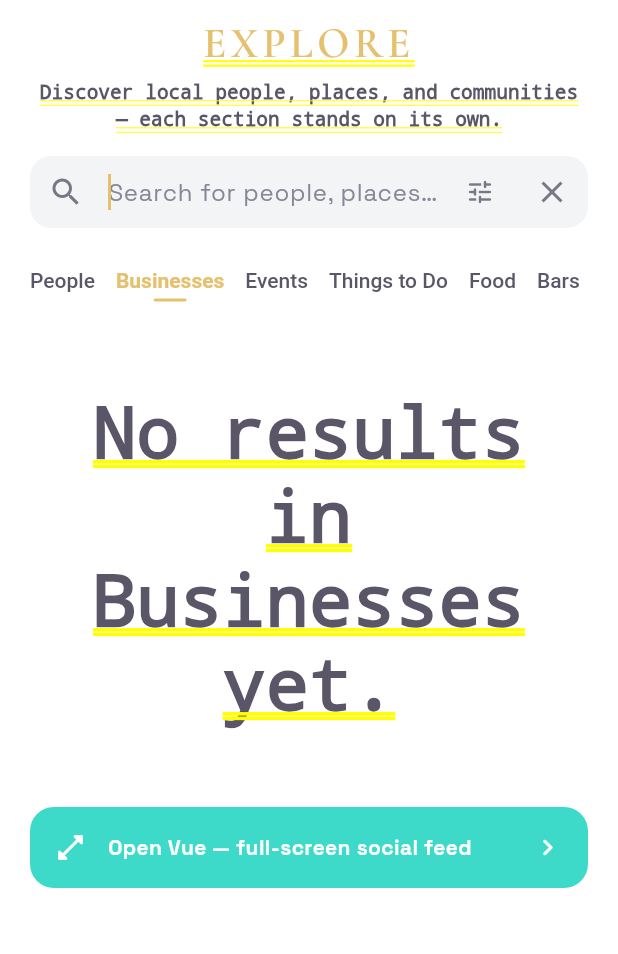
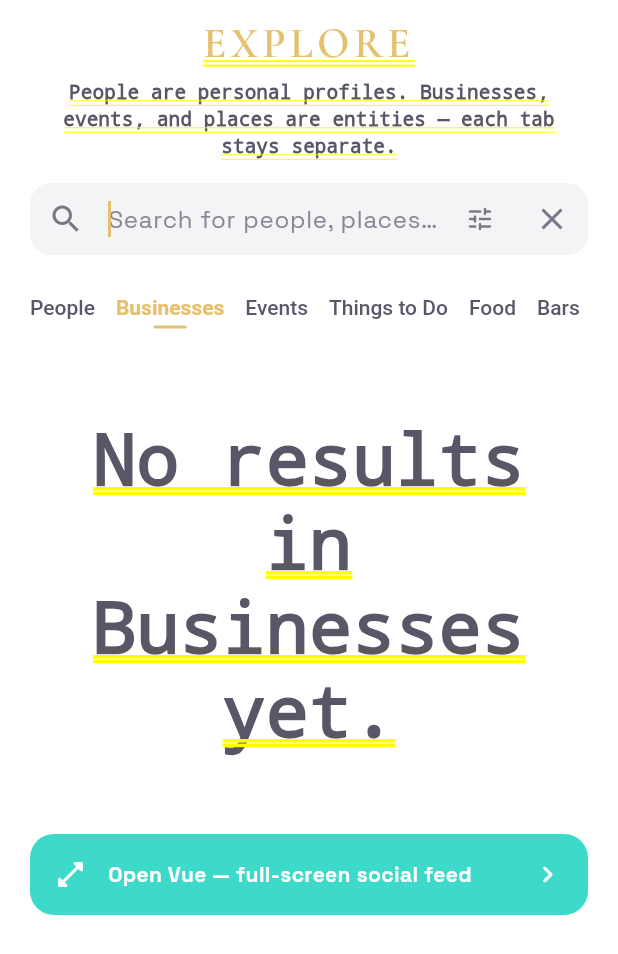
Before and after one commit to hkendale16-create/Firstvue, a Flutter app: the ExploreScreen screen opened directly, after a tap on the "search" icon, after a tap on "Businesses", on a phone screen of 412 x 824 dp. Shown: the top 954 px of the screen. Run offline on Flutter 3.47's test engine with Material 3 defaults, Android fonts, the phone set to English and light mode, and no system bars; our stand-ins replace app_links, audioplayers, flutter_local_notifications, geolocator, image_picker, share_plus and 5 more; missing offline and left inert: cryptography, dart:html, flutter_webrtc; accounts and stored records are empty; project files that could hold a hidden picture were left out.

Commit message:
Separate Explore People profiles from Businesses entities
Businesses tab now lists approved business entities and only
business-authored posts. Entity tabs never open personal member
profiles; People keeps profiles and personal posts only.

Co-authored-by: hkendale16-create <hkendale16-create@users.noreply.github.com>

```diff
--- a/lib/screens/explore_screen.dart
+++ b/lib/screens/explore_screen.dart
@@ -116,15 +116,30 @@ class _ExploreScreenState extends State<ExploreScreen> {
 
   List<ExploreItem> get _visibleItems {
     final items = _snap.items;
+    // People = personal profiles (+ their posts). Entity tabs never show profiles.
+    final byKind = _section == ExploreSection.people
+        ? [
+            for (final item in items)
+              if (item.kind == ExploreItemKind.profile ||
+                  (item.kind == ExploreItemKind.post &&
+                      item.post != null &&
+                      !item.post!.isEntityAuthor))
+                item,
+          ]
+        : [
+            for (final item in items)
+              if (item.kind != ExploreItemKind.profile) item,
+          ];
+
     final needle = (_filterBusinessType ?? '').trim().toLowerCase();
-    if (needle.isEmpty) return items;
+    if (needle.isEmpty) return byKind;
     if (_section == ExploreSection.people ||
         _section == ExploreSection.communities ||
         _section == ExploreSection.groups) {
-      return items;
+      return byKind;
     }
     return [
-      for (final item in items)
+      for (final item in byKind)
         if ((item.post?.businessType ?? item.entity?.subtitle ?? '')
             .toLowerCase()
             .contains(needle))
@@ -133,16 +148,9 @@ class _ExploreScreenState extends State<ExploreScreen> {
   }
 
   void _openItem(ExploreItem item) {
-    if (item.kind == ExploreItemKind.post && item.post != null) {
-      Navigator.push(
-        context,
-        FirstVuePageRoute(
-          builder: (_) => PostDetailScreen(postId: item.post!.id),
-        ),
-      );
-      return;
-    }
+    // Profile cards belong only under People.
     if (item.kind == ExploreItemKind.profile && item.profile != null) {
+      if (_section != ExploreSection.people) return;
       openMemberProfile(
         context,
         profileId: item.profile!.id,
@@ -150,8 +158,9 @@ class _ExploreScreenState extends State<ExploreScreen> {
       );
       return;
     }
+
     final entity = item.entity;
-    if (entity == null) return;
+    if (item.kind == ExploreItemKind.entity && entity != null) {
       switch (entity.kind) {
         case 'community':
           EntityNavigation.openShoutoutTarget(
@@ -186,6 +195,57 @@ class _ExploreScreenState extends State<ExploreScreen> {
       }
     }
 
+    final post = item.post;
+    if (item.kind == ExploreItemKind.post && post != null) {
+      // Entity tabs: open the business/entity, never a personal member profile.
+      if (_section != ExploreSection.people) {
+        final businessId = post.businessId?.trim();
+        if (businessId != null && businessId.isNotEmpty) {
+          EntityNavigation.openShoutoutTarget(
+            context,
+            type: ShoutoutTargetType.business,
+            id: businessId,
+          );
+          return;
+        }
+        final professionalId = post.professionalProfileId?.trim();
+        if (professionalId != null && professionalId.isNotEmpty) {
+          EntityNavigation.openShoutoutTarget(
+            context,
+            type: ShoutoutTargetType.professional,
+            id: professionalId,
+          );
+          return;
+        }
+        final eventId = post.eventId?.trim();
+        if (eventId != null && eventId.isNotEmpty) {
+          EntityNavigation.openEvent(context, eventId);
+          return;
+        }
+        final communityId = post.communityId?.trim();
+        if (communityId != null && communityId.isNotEmpty) {
+          EntityNavigation.openShoutoutTarget(
+            context,
+            type: _section == ExploreSection.communities
+                ? ShoutoutTargetType.community
+                : ShoutoutTargetType.group,
+            id: communityId,
+          );
+          return;
+        }
+        // No entity id — still refuse to open a personal profile from entity tabs.
+        return;
+      }
+
+      Navigator.push(
+        context,
+        FirstVuePageRoute(
+          builder: (_) => PostDetailScreen(postId: post.id),
+        ),
+      );
+    }
+  }
+
   @override
   Widget build(BuildContext context) {
     final fv = context.fv;
@@ -204,7 +264,7 @@ class _ExploreScreenState extends State<ExploreScreen> {
             const SocialPageHeader(
               title: 'EXPLORE',
               subtitle:
-                  'Discover local people, places, and communities — each section stands on its own.',
+                  'People are personal profiles. Businesses, events, and places are entities — each tab stays separate.',
             ),
             const SizedBox(height: 16),
             SocialSearchBar(
@@ -384,7 +444,9 @@ class _ExploreResultTile extends StatelessWidget {
           : item.entity?.subtitle,
       dateLabel: isNew ? 'NEW' : null,
       showPlay: item.isVideo && item.videoUrl == null,
-      showFollowOverlay: item.kind == ExploreItemKind.profile,
+      showFollowOverlay:
+          item.kind == ExploreItemKind.profile &&
+          item.section == ExploreSection.people,
       onTap: onTap,
     );
   }
--- a/lib/services/explore_feed_service.dart
+++ b/lib/services/explore_feed_service.dart
@@ -11,6 +11,7 @@ import '../services/profile_cards.dart';
 import '../services/profile_media_service.dart';
 import '../services/rentals_store.dart';
 import '../services/things_to_do_service.dart';
+import '../services/trending_businesses_service.dart';
 import '../utils/explore_category_filter.dart';
 
 /// Isolated Explore queries. Each section uses its own filter configuration.
@@ -54,7 +55,11 @@ class ExploreFeedService {
           beforeId: beforeId,
           limit: limit,
         ),
-        ExploreSection.businesses ||
+        ExploreSection.businesses => _fetchBusinesses(
+          beforeCreatedAt: beforeCreatedAt,
+          beforeId: beforeId,
+          limit: limit,
+        ),
         ExploreSection.food ||
         ExploreSection.bars ||
         ExploreSection.thingsToDo => _fetchEntityPosts(
@@ -84,8 +89,11 @@ class ExploreFeedService {
       ExploreSection.groups => query.or(
         'author_profile_type.eq.community,community_id.not.is.null',
       ),
+      // Businesses: real businesses only — never personal member posts.
+      ExploreSection.businesses => query.or(
+        'author_profile_type.eq.business,business_id.not.is.null',
+      ),
       ExploreSection.rentals ||
-      ExploreSection.businesses ||
       ExploreSection.food ||
       ExploreSection.bars ||
       ExploreSection.thingsToDo => query.or(
@@ -276,6 +284,50 @@ class ExploreFeedService {
     return value.startsWith('@') ? value : '@$value';
   }
 
+  static Future<ExplorePageResult> _fetchBusinesses({
+    DateTime? beforeCreatedAt,
+    String? beforeId,
+    required int limit,
+  }) async {
+    final items = <ExploreItem>[];
+
+    // First page: approved business entities (not personal profiles).
+    if (beforeCreatedAt == null) {
+      try {
+        final businesses =
+            await TrendingBusinessesService.fetchTrendingNearYou(limit: 24);
+        for (final business in businesses) {
+          items.add(
+            ExploreItem.entityItem(
+              section: ExploreSection.businesses,
+              entity: ExploreEntityCard(
+                id: business.id,
+                kind: 'business',
+                name: business.name,
+                imageUrl: business.imageUrl,
+                subtitle: business.services.isEmpty
+                    ? null
+                    : business.services.take(2).join(' · '),
+                verified: business.verified,
+              ),
+            ),
+          );
+        }
+      } catch (error, stack) {
+        debugPrint('Explore businesses catalog failed: $error\n$stack');
+      }
+    }
+
+    final postPage = await _fetchEntityPosts(
+      section: ExploreSection.businesses,
+      beforeCreatedAt: beforeCreatedAt,
+      beforeId: beforeId,
+      limit: limit,
+    );
+    items.addAll(postPage.items);
+    return _page(items, limit: limit);
+  }
+
   static Future<ExplorePageResult> _fetchEntityPosts({
     required ExploreSection section,
     DateTime? beforeCreatedAt,
@@ -291,6 +343,13 @@ class ExploreFeedService {
     final items = <ExploreItem>[];
     for (final post in posts) {
       if (post.media.isEmpty) continue;
+      // Entity tabs never surface personal member content.
+      if (!post.isEntityAuthor) continue;
+      if (section == ExploreSection.businesses &&
+          (post.businessId == null || post.businessId!.trim().isEmpty) &&
+          post.resolvedAuthorProfileType != 'business') {
+        continue;
+      }
       if (!ExploreCategoryFilter.matches(post, section)) continue;
       items.add(ExploreItem.postItem(section: section, post: post));
     }
```
Also changed, not shown: 1 other file. Lines whose indentation alone changed are shown as unchanged.
